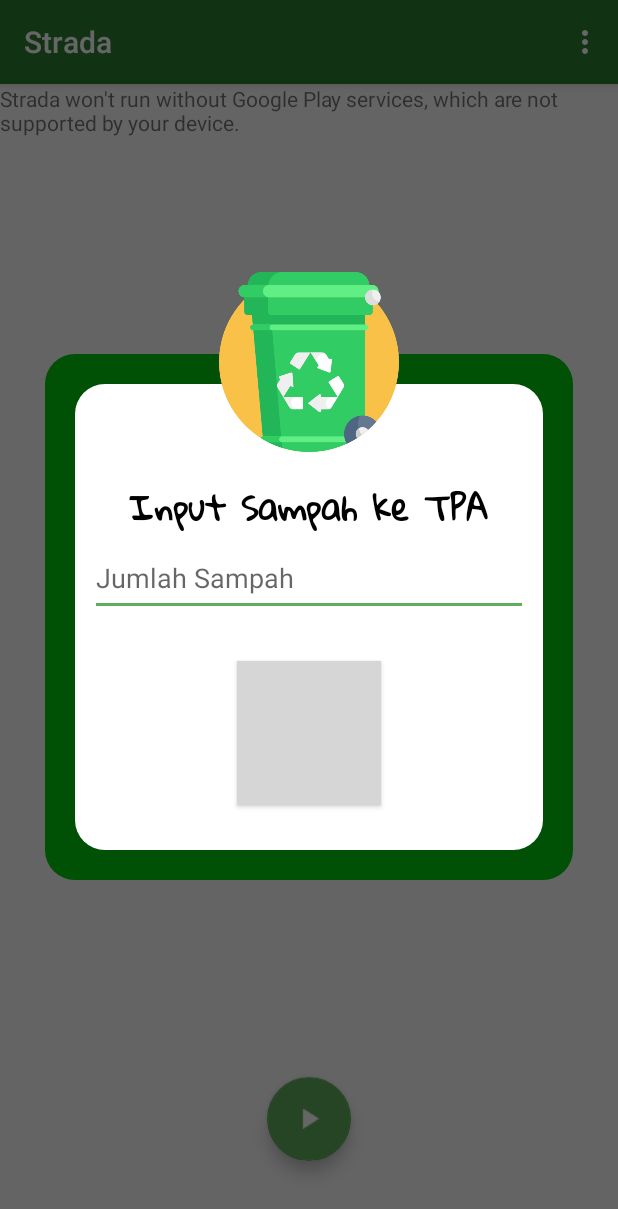
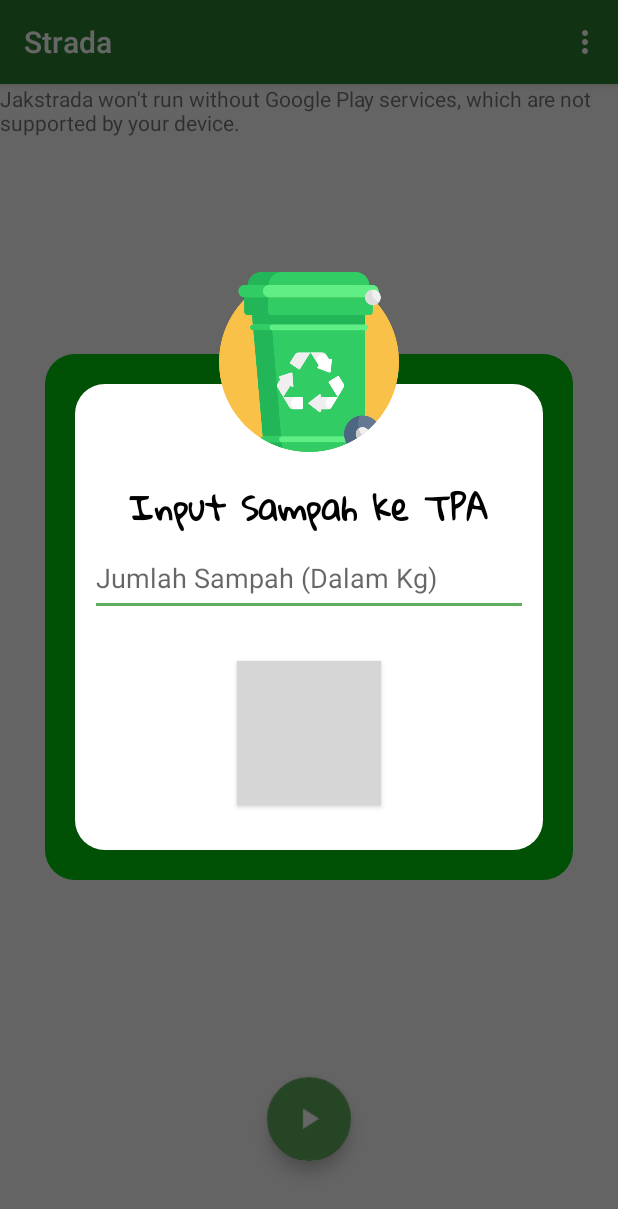
Before and after one commit to meivaldi/TrackApps, an Android app: the MapsActivity screen opened directly, with no data from a screen before it, in the options menu, after a tap on "Input Sampah ke TPA", on a phone screen of 412 x 824 dp. Shown: the top 1209 px of the screen. Run offline under Robolectric (Android 15) with nearby library versions, the phone set to English and light mode, and no system bars; libraries missing offline, so code that uses them is left out: com.karumi.dexter; 1 statement that could not run was skipped; grey boxes are pictures that could not be loaded.

Commit message:
Adding screenshoots and finishing the others

```diff
--- a/app/src/main/res/layout/input_dialog.xml
+++ b/app/src/main/res/layout/input_dialog.xml
@@ -49,7 +49,7 @@
                     android:layout_below="@id/label"
                     android:layout_width="match_parent"
                     android:layout_height="50dp"
-                    android:hint="Jumlah Sampah"
+                    android:hint="Jumlah Sampah (Dalam Kg)"
                     android:layout_gravity="center" />
 
                 <Button
@@ -63,7 +63,7 @@
                     android:layout_marginEnd="20dp"
                     android:layout_centerHorizontal="true"
                     android:padding="5dp"
-                    android:text="Input"
+                    android:text="Simpan"
                     android:fontFamily="@font/fredoka"
                     android:textAllCaps="false"
                     android:textColor="@android:color/white"
--- a/app/src/main/res/values/strings.xml
+++ b/app/src/main/res/values/strings.xml
@@ -1,5 +1,5 @@
 <resources>
-    <string name="app_name">Strada</string>
+    <string name="app_name">Jakstrada</string>
     <string name="title_activity_maps">Map</string>
     <string name="login">Login</string>
     <string name="password_hint">Password</string>
```
Also changed, not shown: 14 other files.
